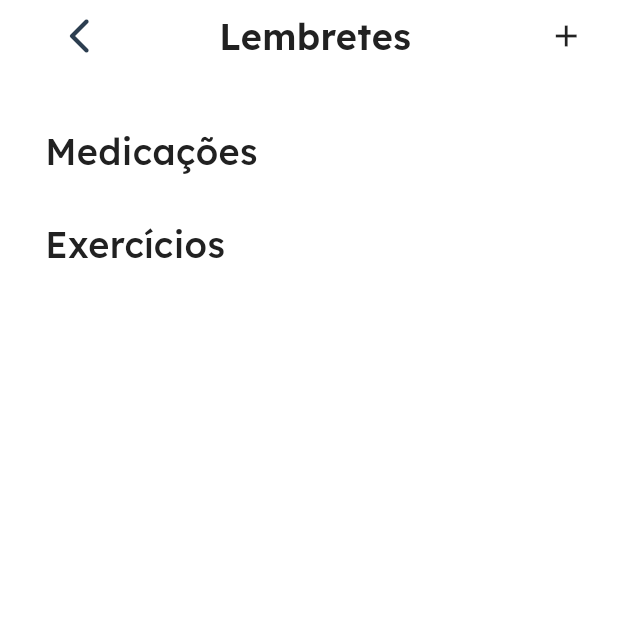
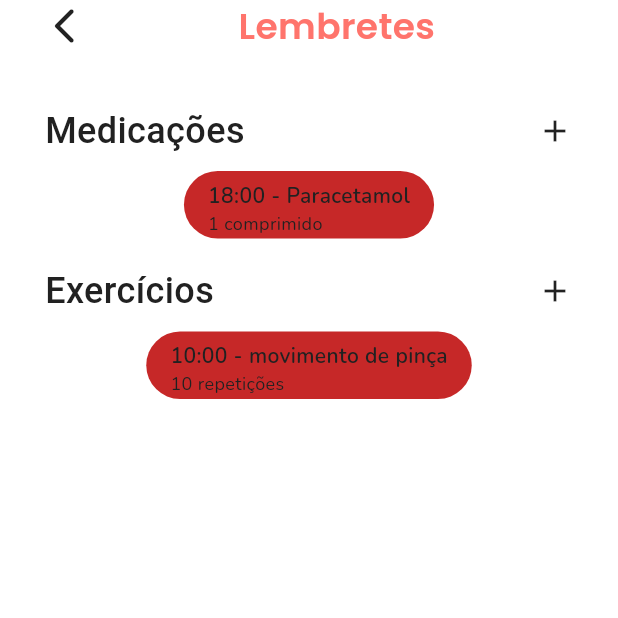
Before and after one commit to derickdtc/AsPa, a Flutter app: the RemindersPage screen opened directly, on a phone screen of 412 x 824 dp, the top half of it. Run offline on Flutter 3.47's test engine with Material 3 defaults, Android fonts, the phone set to English and light mode, and no system bars; our stand-ins replace google_fonts.

Commit message:
lembretes v2

```diff
--- a/aspa/lib/src/pages/reminders_page.dart
+++ b/aspa/lib/src/pages/reminders_page.dart
@@ -1,100 +1,71 @@
 import 'package:flutter/material.dart';
+import 'package:google_fonts/google_fonts.dart';
 
-class RemindersPage extends StatefulWidget {
+class RemindersPage extends StatelessWidget {//falta ajustar tamanho e posicionamento dos botões, cor dos bloquinhos
   const RemindersPage({super.key});
-  @override
-  State<RemindersPage> createState() => _RemindersPageState();
-}
-
-class _RemindersPageState extends State<RemindersPage> {
-  final GlobalKey<ScaffoldState> scaffoldKey = GlobalKey<ScaffoldState>();
 
   @override
   Widget build(BuildContext context) {
+    final theme = Theme.of(context);
+    final colorScheme = theme.colorScheme;
+
     return GestureDetector(
       onTap: () => FocusScope.of(context).unfocus(),
       child: Scaffold(
-        key: scaffoldKey,
+        backgroundColor: colorScheme.surface,
         body: SafeArea(
           child: Column(
             children: [
-              /// HEADER
+              // HEADER
               Row(
                 children: [
-                  Padding(
-                    padding: const EdgeInsets.only(left: 29),
-                    child: IconButton(
-                      icon: const Icon(
-                        Icons.arrow_back_ios_new_rounded,
-                        size: 28,
-                      ),
-                      onPressed: () => Navigator.pop(context),
+                  const Padding(
+                    padding: EdgeInsets.only(left: 29),
+                    child: Icon(
+                      Icons.arrow_back_ios_new_rounded,
+                      size: 28,
                     ),
                   ),
-                  const Expanded(
+                  Expanded(
                     child: Center(
                       child: Padding(
-                        padding: EdgeInsets.only(right: 20),
+                        padding: const EdgeInsets.only(right: 20),
                         child: Text(
                           'Lembretes',
-                          style: TextStyle(
+                          style: GoogleFonts.poppins(
                             fontSize: 24,
                             fontWeight: FontWeight.w600,
+                            color: colorScheme.secondary,
                           ),
                         ),
-                      ),
-                    ),
-                  ),
-                  Padding(
-                    padding: const EdgeInsets.only(right: 20),
-                    child: Container(
-                      width: 29,
-                      height: 29,
-                      decoration: const BoxDecoration(
-                        shape: BoxShape.circle,
-                      ),
-                      child: const Icon(
-                        Icons.add,
-                        size: 24,
                       ),
                     ),
                   ),
                 ],
               ),
 
-              /// MEDICAÇÕES
-              const Padding(
-                padding: EdgeInsets.only(top: 36),
-                child: Align(
-                  alignment: Alignment.centerLeft,
-                  child: Padding(
-                    padding: EdgeInsets.only(left: 30),
-                    child: Text(
-                      'Medicações',
-                      style: TextStyle(
-                        fontSize: 24,
-                        fontWeight: FontWeight.w500,
-                      ),
-                    ),
-                  ),
-                ),
+              const SizedBox(height: 36),
+
+              // MEDICAÇÕES
+              _sectionHeader('Medicações'),
+
+              const SizedBox(height: 10),
+
+              _reminderCard(
+                title: '18:00 - Paracetamol',
+                subtitle: '1 comprimido',
               ),
 
-              const SizedBox(height: 28),
+              const SizedBox(height: 18),
 
-              /// EXERCÍCIOS
-              const Align(
-                alignment: Alignment.centerLeft,
-                child: Padding(
-                  padding: EdgeInsets.only(left: 30),
-                  child: Text(
-                    'Exercícios',
-                    style: TextStyle(
-                      fontSize: 24,
-                      fontWeight: FontWeight.w500,
-                    ),
-                  ),
-                ),
+              // EXERCÍCIOS
+              _sectionHeader('Exercícios'),
+
+              const SizedBox(height: 10),
+
+              _reminderCard(
+                title: '10:00 - movimento de pinça',
+                subtitle: '10 repetições',
               ),
             ],
           ),
@@ -102,4 +73,63 @@ class _RemindersPageState extends State<RemindersPage> {
       ),
     );
   }
+
+  // ---------- COMPONENTES ----------
+
+  Widget _sectionHeader(String title) {
+    return Padding(
+      padding: const EdgeInsets.symmetric(horizontal: 30),
+      child: Row(
+        children: [
+          Expanded(
+            child: Text(
+              title,
+              style: GoogleFonts.leagueSpartan(
+                fontSize: 24,
+                fontWeight: FontWeight.w500,
+              ),
+            ),
+          ),
+          const Icon(
+            Icons.add,
+            size: 24,
+          ),
+        ],
+      ),
+    );
+  }
+
+  Widget _reminderCard({
+    required String title,
+    required String subtitle,
+  }) {
+    return Padding(
+      padding: const EdgeInsets.symmetric(horizontal: 30),
+      child: Container(
+        height: 45,
+        decoration: BoxDecoration(
+          color: const Color(0xFFC62828),
+          borderRadius: BorderRadius.circular(24),
+        ),
+        padding: const EdgeInsets.symmetric(horizontal: 16, vertical: 6),
+        child: Column(
+          crossAxisAlignment: CrossAxisAlignment.start,
+          children: [
+            Text(
+              title,
+              style: GoogleFonts.nunito(
+                fontWeight: FontWeight.w600,
+              ),
+            ),
+            Text(
+              subtitle,
+              style: GoogleFonts.nunito(
+                fontSize: 12,
+              ),
+            ),
+          ],
+        ),
+      ),
+    );
+  }
 }
```
